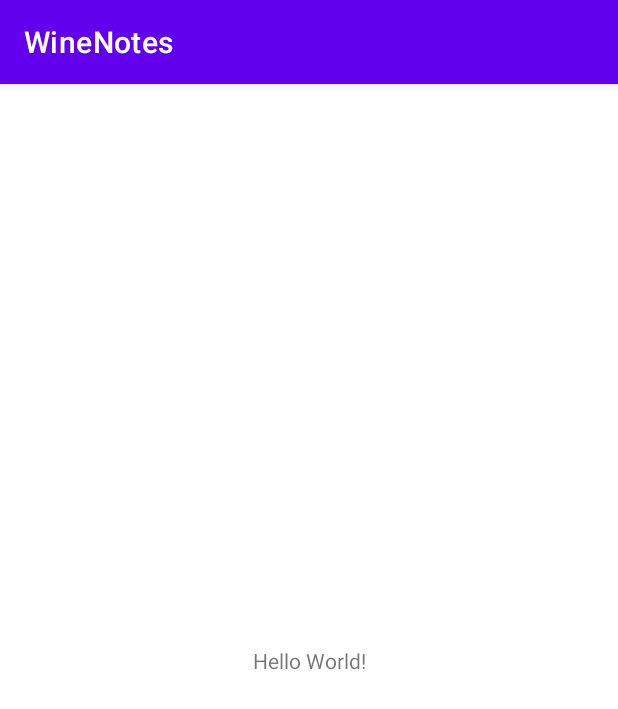
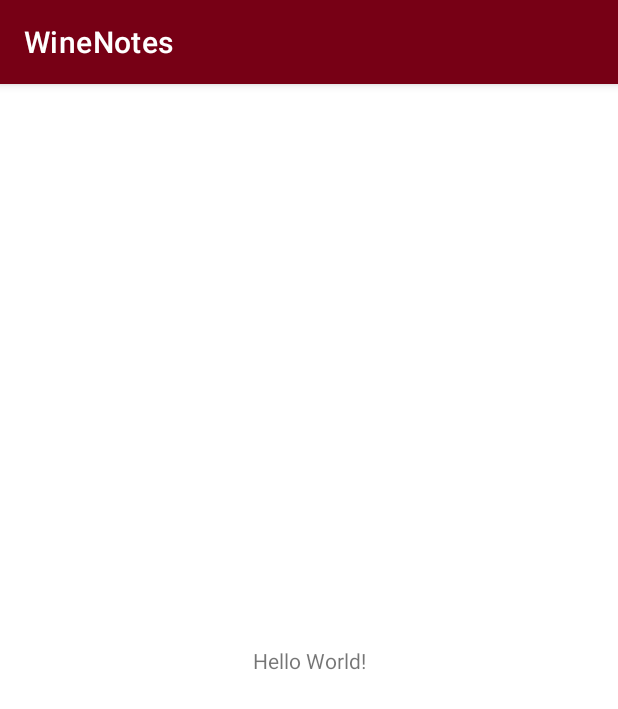
Before and after one commit to Tryden12/WineNotes, an Android app: the screen it shows after launch (MainActivity), on a phone screen of 412 x 824 dp. Shown: the top 709 px of the screen. Run offline under Robolectric (Android 15) with nearby library versions, the phone set to English and light mode, and no system bars.

Commit message:
updated themes colors & added splash screen styles

```diff
--- a/app/src/main/res/values/themes.xml
+++ b/app/src/main/res/values/themes.xml
@@ -2,15 +2,24 @@
     <!-- Base application theme. -->
     <style name="Theme.WineNotes" parent="Theme.MaterialComponents.DayNight.DarkActionBar">
         <!-- Primary brand color. -->
-        <item name="colorPrimary">@color/purple_500</item>
-        <item name="colorPrimaryVariant">@color/purple_700</item>
-        <item name="colorOnPrimary">@color/white</item>
+        <item name="colorPrimary">@color/burgundy</item>
+        <item name="colorPrimaryVariant">@color/burgundy</item>
+        <item name="colorOnPrimary">@color/burgundy</item>
         <!-- Secondary brand color. -->
-        <item name="colorSecondary">@color/teal_200</item>
-        <item name="colorSecondaryVariant">@color/teal_700</item>
-        <item name="colorOnSecondary">@color/black</item>
+        <item name="colorSecondary">@color/grey</item>
+        <item name="colorSecondaryVariant">@color/black</item>
+        <item name="colorOnSecondary">@color/grey</item>
         <!-- Status bar color. -->
         <item name="android:statusBarColor" tools:targetApi="l">?attr/colorPrimaryVariant</item>
         <!-- Customize your theme here. -->
     </style>
+
+    <!-- SplashScreen -->
+    <style name="SplashScreen" parent="Theme.MaterialComponents.DayNight.NoActionBar">
+        <item name="android:windowBackground">@drawable/bg_splash_screen</item>
+        <item name="colorPrimary">@color/creme</item>
+        <item name="colorPrimaryVariant">@color/white</item>
+        <item name="colorOnPrimary">@color/dark_blue</item>
+        <item name="android:statusBarColor" tools:targetApi="l">?attr/colorPrimaryVariant</item>
+    </style>
 </resources>
```
Also changed, not shown: app/src/main/res/drawable/bg_splash_screen.xml (added, +11 -0 lines).
